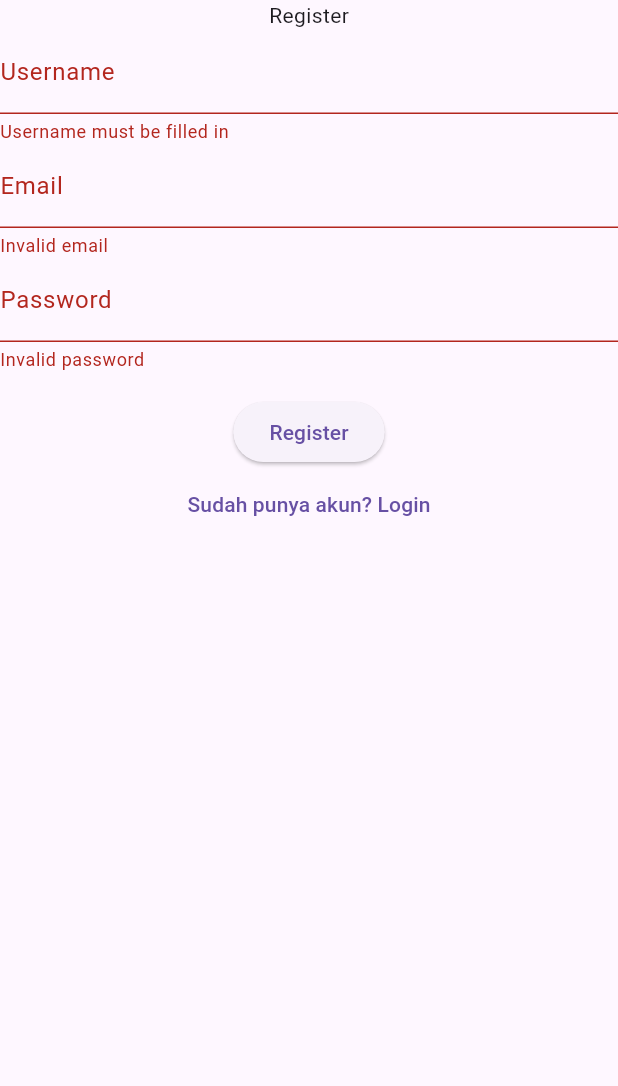
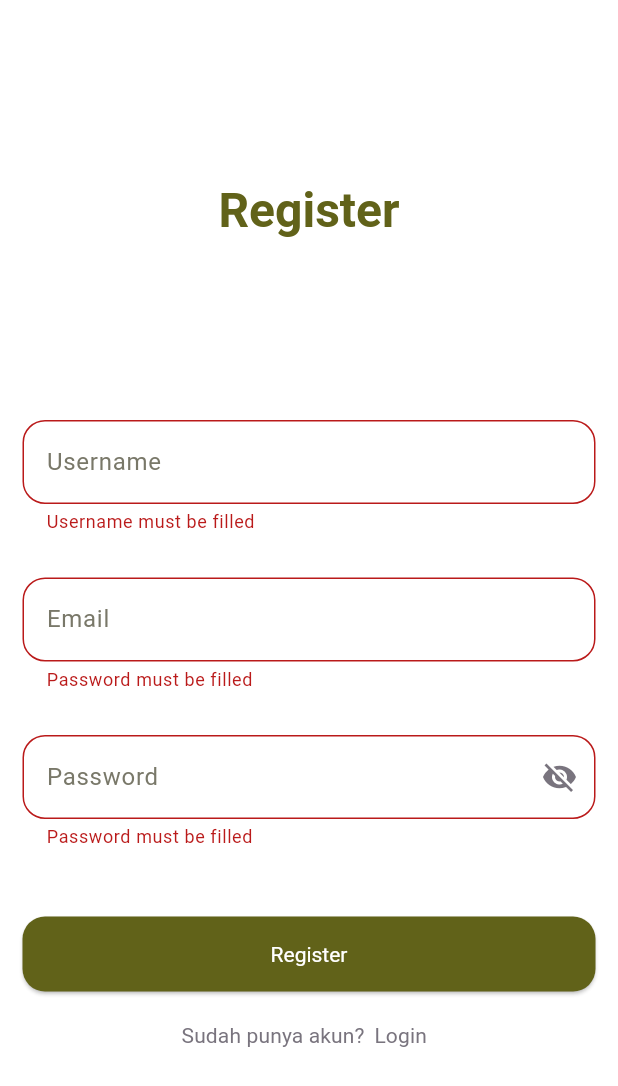
Before and after one commit to wasitemo/schedular_app, a Flutter app: the screen it shows after launch, after a tap on "Register", on a phone screen of 412 x 824 dp. Shown: the top 1086 px of the screen. Run offline on Flutter 3.47's test engine with Material 3 defaults, Android fonts, the phone set to English and light mode, and no system bars; our stand-ins replace bloc, connectivity_plus, dartz, equatable, flutter_bloc, get_it and 4 more; accounts and stored records are empty; Roboto replaces fonts that are missing (Lusitana).

Commit message:
Memperbarui UI register page dan memperbarui validasi form register

```diff
--- /dev/null
+++ b/schedular_app_flutter/lib/config/theme/app_theme.dart
@@ -0,0 +1,65 @@
+import 'package:flutter/material.dart';
+import 'package:google_fonts/google_fonts.dart';
+import 'package:schedular_app_flutter/config/theme/theme_color.dart';
+
+ThemeData appTheme() {
+  final materialTheme = MaterialTheme(const TextTheme());
+  final lightColorScheme = materialTheme.light().colorScheme;
+  final baseTextTheme = GoogleFonts.lusitanaTextTheme();
+
+  return ThemeData(
+    scaffoldBackgroundColor: lightColorScheme.surfaceContainerLowest,
+    textTheme: baseTextTheme.copyWith(
+      headlineLarge: baseTextTheme.headlineLarge?.copyWith(
+        color: lightColorScheme.primary,
+        fontWeight: FontWeight.w700,
+      ),
+      titleLarge: baseTextTheme.titleLarge?.copyWith(
+        color: lightColorScheme.primary,
+        fontWeight: FontWeight.w700,
+      ),
+      titleMedium: baseTextTheme.titleMedium?.copyWith(
+        color: lightColorScheme.primary,
+        fontWeight: FontWeight.w400,
+      ),
+      titleSmall: baseTextTheme.titleSmall?.copyWith(
+        color: lightColorScheme.onTertiaryContainer,
+        fontWeight: FontWeight.w400,
+      ),
+      bodyLarge: baseTextTheme.bodyLarge?.copyWith(
+        color: lightColorScheme.primary,
+      ),
+      bodySmall: baseTextTheme.bodySmall?.copyWith(
+        color: lightColorScheme.onSurface,
+        fontWeight: FontWeight.w400,
+      ),
+    ),
+    elevatedButtonTheme: ElevatedButtonThemeData(
+      style: ElevatedButton.styleFrom(
+        backgroundColor: lightColorScheme.primary,
+        textStyle: baseTextTheme.titleMedium,
+        foregroundColor: lightColorScheme.onSecondary,
+        shape: RoundedRectangleBorder(
+          borderRadius: BorderRadius.circular(15),
+        ),
+        fixedSize: Size(double.infinity, 50),
+      ),
+    ),
+    inputDecorationTheme: InputDecorationTheme().copyWith(
+      border: OutlineInputBorder(
+        borderRadius: BorderRadius.circular(15),
+      ),
+      focusedBorder: OutlineInputBorder(
+        borderSide: BorderSide(color: lightColorScheme.primary),
+        borderRadius: BorderRadius.circular(15),
+      ),
+      floatingLabelStyle: TextStyle(color: lightColorScheme.primary),
+      labelStyle: TextStyle(color: lightColorScheme.outline),
+      errorStyle: TextStyle(color: lightColorScheme.error),
+      errorBorder: OutlineInputBorder(
+        borderSide: BorderSide(color: lightColorScheme.error),
+        borderRadius: BorderRadius.circular(15),
+      ),
+    ),
+  );
+}
--- a/schedular_app_flutter/lib/core/utils/input_validator.dart
+++ b/schedular_app_flutter/lib/core/utils/input_validator.dart
@@ -1,21 +1,34 @@
 class InputValidator {
-  static bool isEmailValid(String email) {
-    if (email.isEmpty) {
-      return false;
+  static String? isEmailValid(String? email) {
+    if (email == null || email.isEmpty) {
+      return 'Password must be filled';
+    } else if (!RegExp(r"^[a-zA-Z0-9._%+-]+@[a-zA-Z0-9.-]+\.[a-zA-Z]{2,}$")
+        .hasMatch(email)) {
+      return 'Email invalid';
     }
-    return RegExp(r"^[a-zA-Z0-9._%+-]+@[a-zA-Z0-9.-]+\.[a-zA-Z]{2,}$")
-        .hasMatch(email);
+    return null;
   }
 
-  static bool isValidPassword(String password) {
-    if (password.isEmpty) {
-      return false;
+  static String? isValidPassword(String? password) {
+    if (password == null || password.isEmpty) {
+      return 'Password must be filled';
+    } else if (password.length < 8) {
+      return 'password at least 8 characters';
+    } else if (!RegExp(r'[A-Z]').hasMatch(password)) {
+      return 'passwords must contain capital letters';
+    } else if (!RegExp(r'[0-9]').hasMatch(password)) {
+      return 'passwords must contain numbers';
+    } else if (!RegExp(r'[!@#$&*~]').hasMatch(password)) {
+      return 'passwords must contain special characters (!@#\$&*~)';
     }
-    return RegExp(r'^(?=.*[A-Z])(?=.*\d)(?=.*[@$!%*?&])[A-Za-z\d@$!%*?&]{8,}$')
-        .hasMatch(password);
+    return null;
   }
 
-  static bool isUserValidUsername(String username) {
-    return username.isNotEmpty;
+  static String? isUserValidUsername(String? username) {
+    if (username == null || username.isEmpty) {
+      return 'Username must be filled';
+    }
+
+    return null;
   }
 }
--- a/schedular_app_flutter/lib/feature/auth/presentation/pages/register_page.dart
+++ b/schedular_app_flutter/lib/feature/auth/presentation/pages/register_page.dart
@@ -3,6 +3,7 @@ import 'package:flutter_bloc/flutter_bloc.dart';
 import 'package:schedular_app_flutter/core/utils/input_validator.dart';
 import 'package:schedular_app_flutter/feature/auth/presentation/bloc/auth_bloc.dart';
 import 'package:schedular_app_flutter/feature/auth/presentation/bloc/auth_state.dart';
+import 'package:schedular_app_flutter/feature/auth/presentation/widgets/password_field.dart';
 
 import '../bloc/auth_event.dart';
 
@@ -47,10 +48,18 @@ class _RegisterPageState extends State<RegisterPage> {
             );
           }
         },
+        child: SingleChildScrollView(
+          child: Padding(
+            padding: const EdgeInsets.symmetric(horizontal: 15),
             child: Column(
+              crossAxisAlignment: CrossAxisAlignment.stretch,
               children: [
                 Center(
-              child: Text('Register'),
+                  heightFactor: 7,
+                  child: Text(
+                    'Register',
+                    style: Theme.of(context).textTheme.headlineLarge,
+                  ),
                 ),
                 Form(
                   key: _formKey,
@@ -58,43 +67,62 @@ class _RegisterPageState extends State<RegisterPage> {
                     children: [
                       TextFormField(
                         controller: usernameController,
+                        autovalidateMode: AutovalidateMode.onUserInteraction,
                         decoration: InputDecoration(labelText: 'Username'),
-                    validator: (value) {
-                      if (!InputValidator.isUserValidUsername(value ?? "")) {
-                        return "Username must be filled in";
-                      }
-                      return null;
-                    },
+                        validator: InputValidator.isUserValidUsername,
                       ),
+                      SizedBox(height: 29),
                       TextFormField(
                         controller: emailController,
+                        autovalidateMode: AutovalidateMode.onUserInteraction,
                         decoration: InputDecoration(labelText: 'Email'),
-                    validator: (value) {
-                      if (!InputValidator.isEmailValid(value ?? "")) {
-                        return "Invalid email";
-                      }
-                      return null;
-                    },
+                        validator: InputValidator.isEmailValid,
                       ),
-                  TextFormField(
-                    controller: passwordController,
-                    decoration: InputDecoration(labelText: 'Password'),
-                    obscureText: true,
-                    validator: (value) {
-                      if (!InputValidator.isValidPassword(value ?? "")) {
-                        return "Invalid password";
-                      }
-                      return null;
-                    },
+                      SizedBox(height: 29),
+                      PasswordField(
+                        passwordController: passwordController,
+                        validator: InputValidator.isValidPassword,
+                        label: 'Password',
                       ),
-                  SizedBox(height: 16),
-                  ElevatedButton(
+                      SizedBox(height: 45),
+                      SizedBox(
+                        width: double.infinity,
+                        child: ElevatedButton(
                           onPressed: _onRegister,
                           child: Text("Register"),
                         ),
+                      ),
+                      SizedBox(height: 5),
+                      Row(
+                        mainAxisAlignment: MainAxisAlignment.center,
+                        children: [
+                          Text(
+                            'Sudah punya akun?',
+                            style: Theme.of(context)
+                                .textTheme
+                                .titleSmall
+                                ?.copyWith(
+                                  color: Theme.of(context).colorScheme.outline,
+                                ),
+                          ),
                           TextButton(
-                    onPressed: () => Navigator.pushNamed(context, '/login'),
-                    child: Text("Sudah punya akun? Login"),
+                            onPressed: () {},
+                            style: TextButton.styleFrom(
+                              padding: EdgeInsets.zero,
+                              minimumSize: Size(0, 0),
+                            ),
+                            child: Text(
+                              "Login",
+                              style: Theme.of(context)
+                                  .textTheme
+                                  .titleSmall
+                                  ?.copyWith(
+                                    color:
+                                        Theme.of(context).colorScheme.outline,
+                                  ),
+                            ),
+                          ),
+                        ],
                       ),
                     ],
                   ),
@@ -102,6 +130,8 @@ class _RegisterPageState extends State<RegisterPage> {
               ],
             ),
           ),
+        ),
+      ),
     );
   }
 }
--- /dev/null
+++ b/schedular_app_flutter/lib/feature/auth/presentation/widgets/password_field.dart
@@ -0,0 +1,52 @@
+import 'package:flutter/material.dart';
+
+class PasswordField extends StatefulWidget {
+  final TextEditingController passwordController;
+  final String? Function(String?)? validator;
+  final String label;
+
+  const PasswordField({
+    super.key,
+    required this.passwordController,
+    required this.validator,
+    required this.label,
+  });
+
+  @override
+  State<PasswordField> createState() => _PasswordFieldState();
+}
+
+class _PasswordFieldState extends State<PasswordField> {
+  bool isObscureText = false;
+
+  @override
+  void initState() {
+    super.initState();
+    isObscureText = true;
+  }
+
+  @override
+  Widget build(BuildContext context) {
+    return TextFormField(
+      controller: widget.passwordController,
+      autovalidateMode: AutovalidateMode.onUserInteraction,
+      obscureText: isObscureText,
+      decoration: InputDecoration(
+        labelText: widget.label,
+        suffixIcon: IconButton(
+          icon: Icon(
+            isObscureText ? Icons.visibility_off : Icons.visibility,
+            color: Theme.of(context).colorScheme.outline,
+          ),
+          onPressed: () {
+            setState(() {
+              isObscureText = !isObscureText;
+            });
+          },
+        ),
+      ),
+      keyboardType: TextInputType.visiblePassword,
+      validator: widget.validator,
+    );
+  }
+}
--- a/schedular_app_flutter/lib/main.dart
+++ b/schedular_app_flutter/lib/main.dart
@@ -1,7 +1,8 @@
 import 'package:flutter/material.dart';
 import 'package:flutter_bloc/flutter_bloc.dart';
 import 'package:hive_flutter/hive_flutter.dart';
-import 'package:schedular_app_flutter/core/routes/my_routes.dart';
+import 'package:schedular_app_flutter/config/routes/my_routes.dart';
+import 'package:schedular_app_flutter/config/theme/app_theme.dart';
 import 'package:schedular_app_flutter/feature/auth/presentation/bloc/auth_bloc.dart';
 
 import 'injection_container.dart' as di;
@@ -20,6 +21,7 @@ class MyApp extends StatelessWidget {
     return MultiBlocProvider(
       providers: [BlocProvider<AuthBloc>(create: (_) => di.sl<AuthBloc>())],
       child: MaterialApp.router(
+        theme: appTheme(),
         routerConfig: MyRouter().router,
       ),
     );
--- a/schedular_app_flutter/pubspec.yaml
+++ b/schedular_app_flutter/pubspec.yaml
@@ -48,6 +48,7 @@ dependencies:
   build_runner: ^2.4.15
   get_it: ^8.0.3
   hive: ^2.2.3
+  google_fonts: ^6.2.1
 
 dev_dependencies:
   flutter_test:
```
Also changed, not shown: schedular_app_flutter/lib/config/theme/theme_color.dart (added, +389 -0 lines), schedular_app_flutter/lib/config/routes/my_routes.dart (renamed from schedular_app_flutter/lib/core/routes/my_routes.dart), schedular_app_flutter/pubspec.lock. Lines whose indentation alone changed are shown as unchanged.
